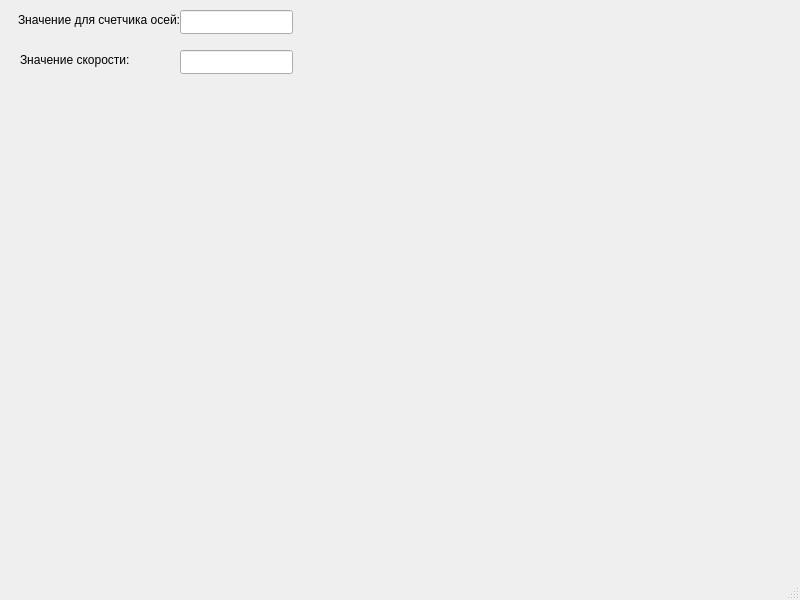
The window that DKUSlave/DKUServer/mainwindow.ui (Xorizo-n/DKU-PromElectro) describes before a commit, drawn with Qt 5.
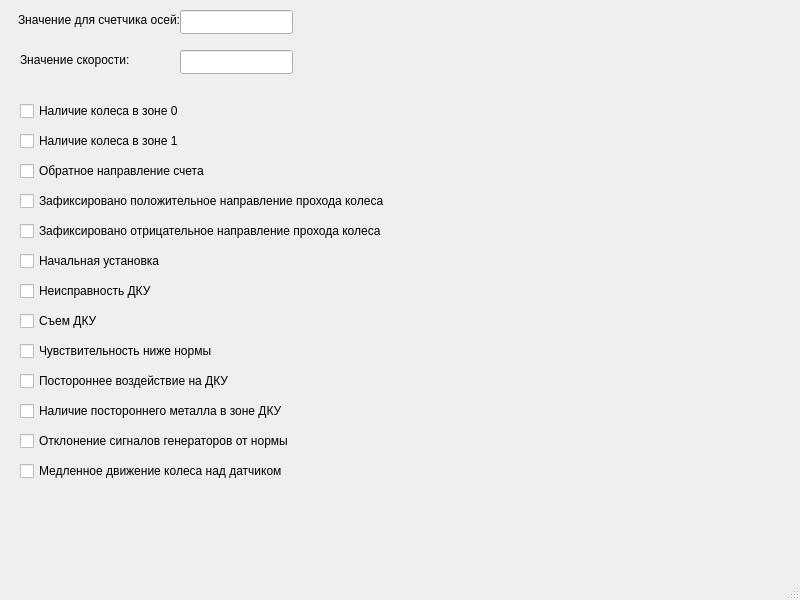
The same window after the commit.

Patch:
```diff
--- a/DKUSlave/DKUServer/mainwindow.ui
+++ b/DKUSlave/DKUServer/mainwindow.ui
@@ -29,7 +29,7 @@
      <rect>
       <x>18</x>
       <y>10</y>
-      <width>171</width>
+      <width>161</width>
       <height>20</height>
      </rect>
     </property>
@@ -42,7 +42,7 @@
      <rect>
       <x>20</x>
       <y>50</y>
-      <width>181</width>
+      <width>161</width>
       <height>20</height>
      </rect>
     </property>
@@ -63,6 +63,175 @@
      <bool>false</bool>
     </property>
    </widget>
+   <widget class="QCheckBox" name="r32_0">
+    <property name="geometry">
+     <rect>
+      <x>20</x>
+      <y>100</y>
+      <width>171</width>
+      <height>22</height>
+     </rect>
+    </property>
+    <property name="text">
+     <string>Наличие колеса в зоне 0</string>
+    </property>
+   </widget>
+   <widget class="QCheckBox" name="r32_1">
+    <property name="geometry">
+     <rect>
+      <x>20</x>
+      <y>130</y>
+      <width>171</width>
+      <height>22</height>
+     </rect>
+    </property>
+    <property name="text">
+     <string>Наличие колеса в зоне 1</string>
+    </property>
+   </widget>
+   <widget class="QCheckBox" name="r32_2">
+    <property name="geometry">
+     <rect>
+      <x>20</x>
+      <y>160</y>
+      <width>191</width>
+      <height>22</height>
+     </rect>
+    </property>
+    <property name="text">
+     <string>Обратное направление счета</string>
+    </property>
+   </widget>
+   <widget class="QCheckBox" name="r32_3">
+    <property name="geometry">
+     <rect>
+      <x>20</x>
+      <y>190</y>
+      <width>371</width>
+      <height>22</height>
+     </rect>
+    </property>
+    <property name="text">
+     <string>Зафиксировано положительное направление прохода колеса</string>
+    </property>
+   </widget>
+   <widget class="QCheckBox" name="r32_4">
+    <property name="geometry">
+     <rect>
+      <x>20</x>
+      <y>220</y>
+      <width>371</width>
+      <height>22</height>
+     </rect>
+    </property>
+    <property name="text">
+     <string>Зафиксировано отрицательное направление прохода колеса</string>
+    </property>
+   </widget>
+   <widget class="QCheckBox" name="r32_8">
+    <property name="geometry">
+     <rect>
+      <x>20</x>
+      <y>250</y>
+      <width>171</width>
+      <height>22</height>
+     </rect>
+    </property>
+    <property name="text">
+     <string>Начальная установка</string>
+    </property>
+   </widget>
+   <widget class="QCheckBox" name="r32_12">
+    <property name="geometry">
+     <rect>
+      <x>20</x>
+      <y>370</y>
+      <width>221</width>
+      <height>22</height>
+     </rect>
+    </property>
+    <property name="text">
+     <string>Постороннее воздействие на ДКУ</string>
+    </property>
+   </widget>
+   <widget class="QCheckBox" name="r32_13">
+    <property name="geometry">
+     <rect>
+      <x>20</x>
+      <y>400</y>
+      <width>271</width>
+      <height>22</height>
+     </rect>
+    </property>
+    <property name="text">
+     <string>Наличие постороннего металла в зоне ДКУ</string>
+    </property>
+   </widget>
+   <widget class="QCheckBox" name="r32_9">
+    <property name="geometry">
+     <rect>
+      <x>20</x>
+      <y>280</y>
+      <width>171</width>
+      <height>22</height>
+     </rect>
+    </property>
+    <property name="text">
+     <string>Неисправность ДКУ</string>
+    </property>
+   </widget>
+   <widget class="QCheckBox" name="r32_11">
+    <property name="geometry">
+     <rect>
+      <x>20</x>
+      <y>340</y>
+      <width>201</width>
+      <height>22</height>
+     </rect>
+    </property>
+    <property name="text">
+     <string>Чувствительность ниже нормы</string>
+    </property>
+   </widget>
+   <widget class="QCheckBox" name="r32_14">
+    <property name="geometry">
+     <rect>
+      <x>20</x>
+      <y>430</y>
+      <width>281</width>
+      <height>22</height>
+     </rect>
+    </property>
+    <property name="text">
+     <string>Отклонение сигналов генераторов от нормы</string>
+    </property>
+   </widget>
+   <widget class="QCheckBox" name="r32_10">
+    <property name="geometry">
+     <rect>
+      <x>20</x>
+      <y>310</y>
+      <width>171</width>
+      <height>22</height>
+     </rect>
+    </property>
+    <property name="text">
+     <string>Съем ДКУ</string>
+    </property>
+   </widget>
+   <widget class="QCheckBox" name="r32_15">
+    <property name="geometry">
+     <rect>
+      <x>20</x>
+      <y>460</y>
+      <width>271</width>
+      <height>22</height>
+     </rect>
+    </property>
+    <property name="text">
+     <string>Медленное движение колеса над датчиком</string>
+    </property>
+   </widget>
   </widget>
   <widget class="QMenuBar" name="menubar">
    <property name="geometry">
```
